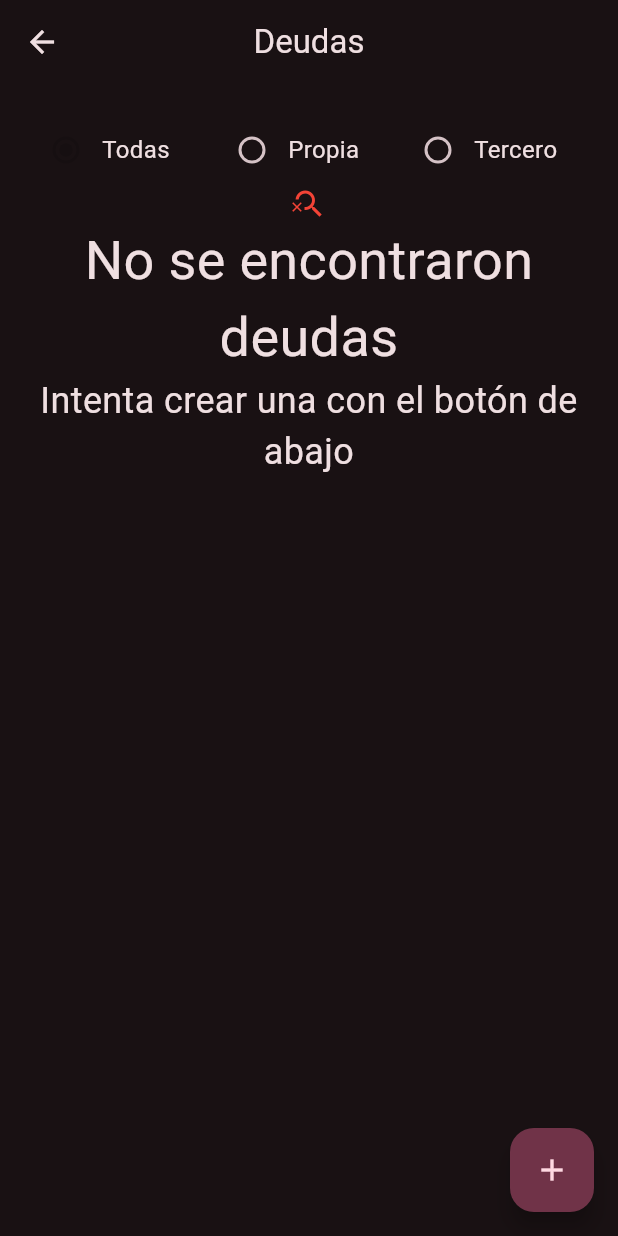
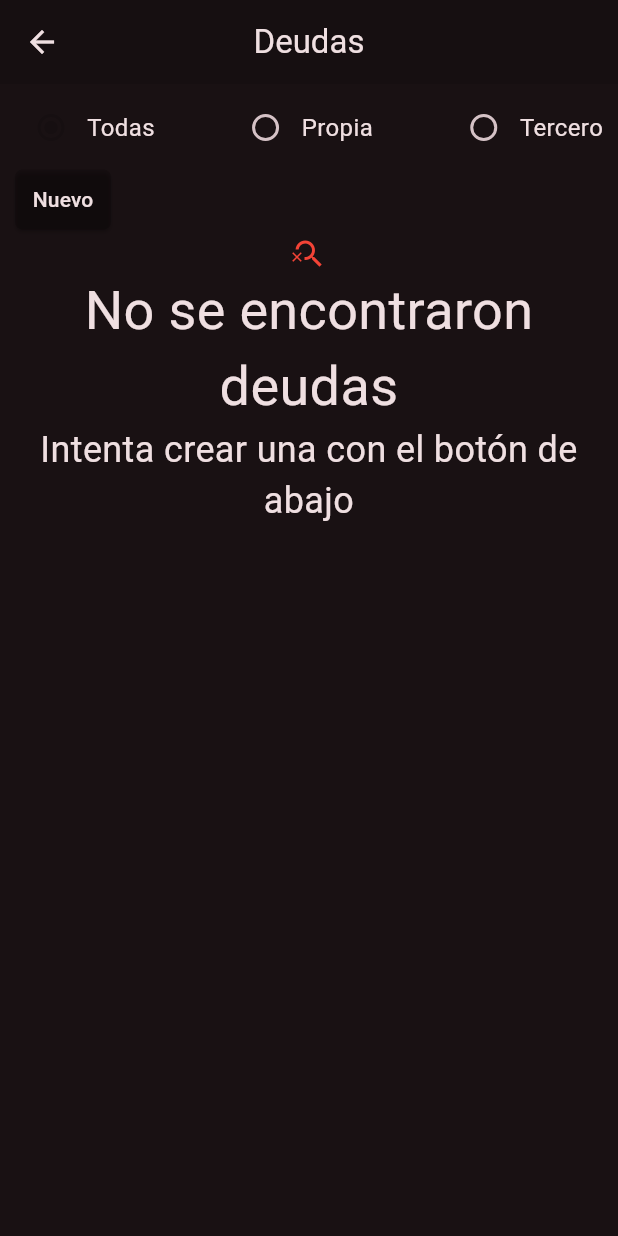
Before and after one commit to Eeshe/fundy, a Flutter app: the DebtListPage screen opened directly, on a phone screen of 412 x 824 dp. Run offline on Flutter 3.47's test engine with Material 3 defaults, Android fonts, the phone set to English and light mode, and no system bars; our stand-ins replace flutter_colorpicker, flutter_expandable_fab, hive, local_auth, month_picker_dialog, percent_indicator and 1 more; missing offline and left inert: coingecko_api; accounts and stored records are empty; generated files the repository leaves out were written again; network calls fail.

Commit message:
feat: Stylized debt list page

```diff
--- a/lib/ui/pages/debt_list_page.dart
+++ b/lib/ui/pages/debt_list_page.dart
@@ -3,6 +3,7 @@ import 'package:finman/core/models/debt_type.dart';
 import 'package:finman/core/services/debt_service.dart';
 import 'package:finman/ui/pages/debt_form_page.dart';
 import 'package:finman/ui/shared/localization.dart';
+import 'package:finman/ui/shared/widgets/styled_button_widget.dart';
 import 'package:flutter/material.dart';
 
 class DebtListPage extends StatefulWidget {
@@ -68,10 +69,8 @@ class DebtListState extends State<DebtListPage> {
     );
   }
 
-  Expanded _createDebtTypeRadio(String debtTypeName) {
-    return Expanded(
-      flex: 1,
-      child: Row(
+  Widget _createDebtTypeRadio(String debtTypeName) {
+    return Row(
       children: [
         Radio(
             value: debtTypeName,
@@ -83,17 +82,33 @@ class DebtListState extends State<DebtListPage> {
             style: const TextStyle(fontSize: 16),
           )
       ],
-      ),
     );
   }
 
   Row _createDebtTypeRadios() {
-    List<Expanded> radios = [];
+    List<Widget> radios = [];
     radios.add(_createDebtTypeRadio(getAppLocalizations(context)!.all));
     for (DebtType debtType in DebtType.values) {
       radios.add(_createDebtTypeRadio(debtType.localized(context)));
     }
-    return Row(children: radios);
+    return Row(
+      mainAxisAlignment: MainAxisAlignment.spaceBetween,
+      children: radios,
+    );
+  }
+
+  Widget _createNewDebtButton() {
+    return StyledButtonWidget(
+      text: getAppLocalizations(context)!.newText,
+      onPressed: () async {
+        await Navigator.push(
+            context,
+            MaterialPageRoute(
+              builder: (context) => const DebtFormPage(null),
+            ));
+        setState(() {});
+      },
+    );
   }
 
   Widget _createDebtListWidget() {
@@ -113,14 +128,13 @@ class DebtListState extends State<DebtListPage> {
           if (debts.isEmpty) {
             return _createNoDebtsWidget();
           }
-          return SingleChildScrollView(
+          return Expanded(
             child: ListView.separated(
-                physics: const NeverScrollableScrollPhysics(),
-                shrinkWrap: true,
                 itemBuilder: (context, index) => debts[index]
                     .createDisplayWidget(context, () => setState(() {})),
-                separatorBuilder: (context, index) =>
-                    const SizedBox(height: 10),
+                separatorBuilder: (context, index) => Divider(
+                      color: Theme.of(context).colorScheme.primary,
+                    ),
                 itemCount: debts.length),
           );
         });
@@ -133,27 +147,20 @@ class DebtListState extends State<DebtListPage> {
       appBar: AppBar(
         title: Text(getAppLocalizations(context)!.debts),
         centerTitle: true,
+        backgroundColor: Theme.of(context).colorScheme.primary,
+        scrolledUnderElevation: 0,
       ),
       body: Padding(
-        padding: const EdgeInsets.all(20),
+        padding: const EdgeInsets.only(left: 10, top: 5, right: 10),
         child: Column(
+          crossAxisAlignment: CrossAxisAlignment.start,
           children: [
             _createDebtTypeRadios(),
+            _createNewDebtButton(),
             _createDebtListWidget(),
           ],
         ),
       ),
-      floatingActionButton: FloatingActionButton(
-        onPressed: () async {
-          await Navigator.push(
-              context,
-              MaterialPageRoute(
-                builder: (context) => const DebtFormPage(null),
-              ));
-          setState(() {});
-        },
-        child: const Icon(Icons.add),
-      ),
     );
   }
 }
```
Also changed, not shown: lib/core/models/debt.dart (+41 -35 lines). Lines whose indentation alone changed are shown as unchanged.
